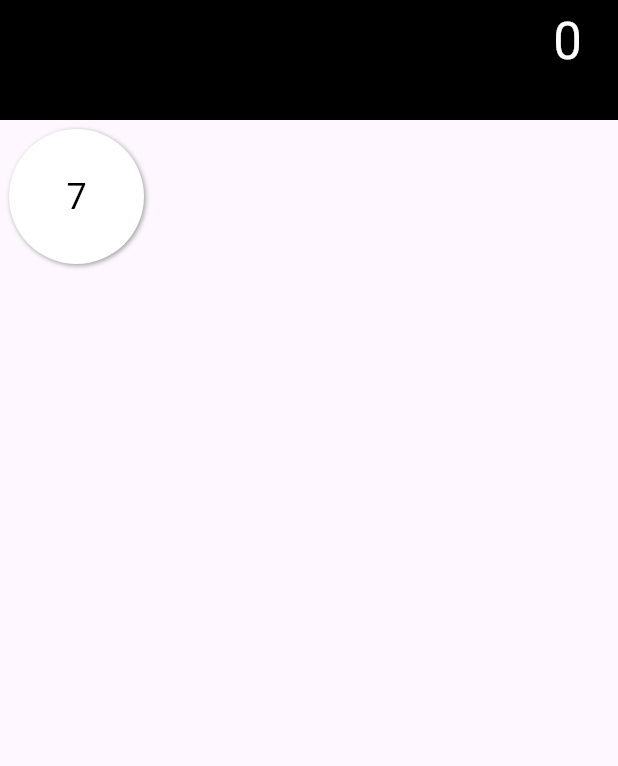
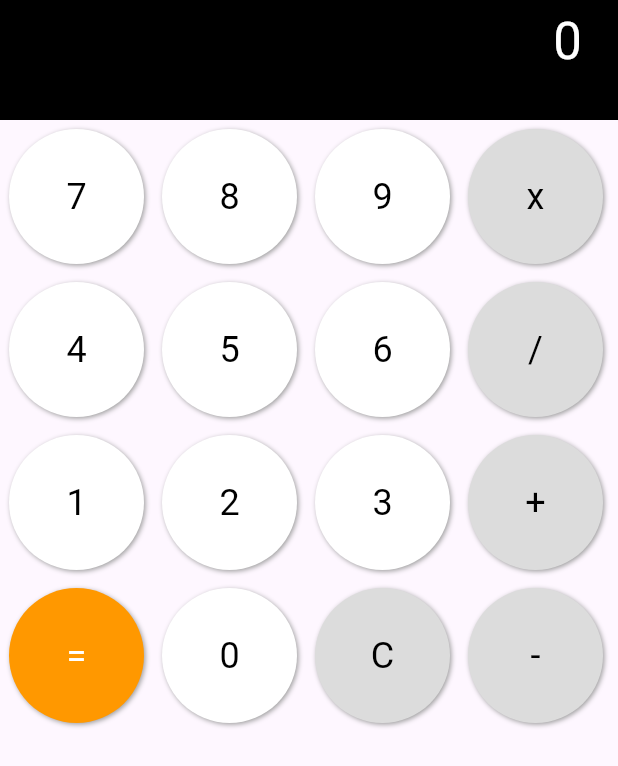
Before and after one commit to DEVAHEAD/calculator_without_bloc, a Flutter app: the screen it shows after launch, on a phone screen of 412 x 824 dp. Shown: the top 766 px of the screen. Run offline on Flutter 3.47's test engine with Material 3 defaults, Android fonts, the phone set to English and light mode, and no system bars.

Commit message:
tutorial done

```diff
--- a/lib/main.dart
+++ b/lib/main.dart
@@ -35,19 +35,46 @@
         ResultDisplay(text: '0'),
         Row(
           children: [
-            CalculatorButton(
-              label: '7',
-              onTap: () => {},
-              size: 90,
-              backgroundColor: Colors.white,
-              labelColor: Colors.black,
-            )// Here we want to place the buttons of the first Row
+            _getButton(text: '7', onTap: () => numberPressed(7)),
+            _getButton(text: '8', onTap: () => numberPressed(8)),
+            _getButton(text: '9', onTap: () => numberPressed(9)),
+            _getButton(text: 'x', onTap: () => operatorPressed('*'), backgroundColor: Color.fromRGBO(220, 220, 220, 1)),
           ],
-        )
+        ),
+        Row(
+          children: [
+            _getButton(text: '4', onTap: () => numberPressed(4)),
+            _getButton(text: '5', onTap: () => numberPressed(5)),
+            _getButton(text: '6', onTap: () => numberPressed(6)),
+            _getButton(text: '/', onTap: () => operatorPressed('/'), backgroundColor: Color.fromRGBO(220, 220, 220, 1)),
+          ],
+        ),
+        Row(
+          children: [
+            _getButton(text: '1', onTap: () => numberPressed(1)),
+            _getButton(text: '2', onTap: () => numberPressed(2)),
+            _getButton(text: '3', onTap: () => numberPressed(3)),
+            _getButton(text: '+', onTap: () => operatorPressed('+'), backgroundColor: Color.fromRGBO(220, 220, 220, 1))
+          ],
+        ),
+        Row(
+          children: [
+            _getButton(text: '=', onTap: calculateResult, backgroundColor: Colors.orange, textColor: Colors.white),
+            _getButton(text: '0', onTap: () => numberPressed(0)),
+            _getButton(text: 'C', onTap: clear, backgroundColor: Color.fromRGBO(220, 220, 220, 1)),
+            _getButton(text: '-', onTap: () => operatorPressed('-'),backgroundColor: Color.fromRGBO(220, 220, 220, 1)),
+          ],
+        ),
       ]
     );
   }
 }
+
+operatorPressed(String operator) {}
+numberPressed(int number) {}
+calculateResult() {}
+clear() {}
+
 
 
 class ResultDisplay extends StatelessWidget {
@@ -131,3 +158,14 @@
     );
   }
 }
+
+
+Widget _getButton({required String text, required VoidCallback onTap, Color backgroundColor = Colors.white, Color textColor = Colors.black}) { //HY [240113] added required
+  return CalculatorButton(
+    label: text,
+    onTap: onTap,
+    size: 90,
+    backgroundColor: backgroundColor,
+    labelColor: textColor,
+  );
+}
```
